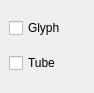
Above: Code/GUI/lib/Resources/TrackDockWidget.ui from gofigure2/GoFigure2 before the change. Below: the same form after it.
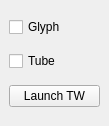
That is the form after the change.

Commit message: ENH: insert widget in 3DwT

Diff of the .ui file:
```diff
--- a/Code/GUI/lib/Resources/TrackDockWidget.ui
+++ b/Code/GUI/lib/Resources/TrackDockWidget.ui
@@ -6,8 +6,8 @@
    <rect>
     <x>0</x>
     <y>0</y>
-    <width>94</width>
-    <height>93</height>
+    <width>109</width>
+    <height>126</height>
    </rect>
   </property>
   <property name="windowTitle">
@@ -29,6 +29,13 @@
       </property>
      </widget>
     </item>
+    <item row="2" column="0">
+     <widget class="QPushButton" name="twPush">
+      <property name="text">
+       <string>Launch TW</string>
+      </property>
+     </widget>
+    </item>
    </layout>
   </widget>
  </widget>
```
The commit also changes 4 other files.
